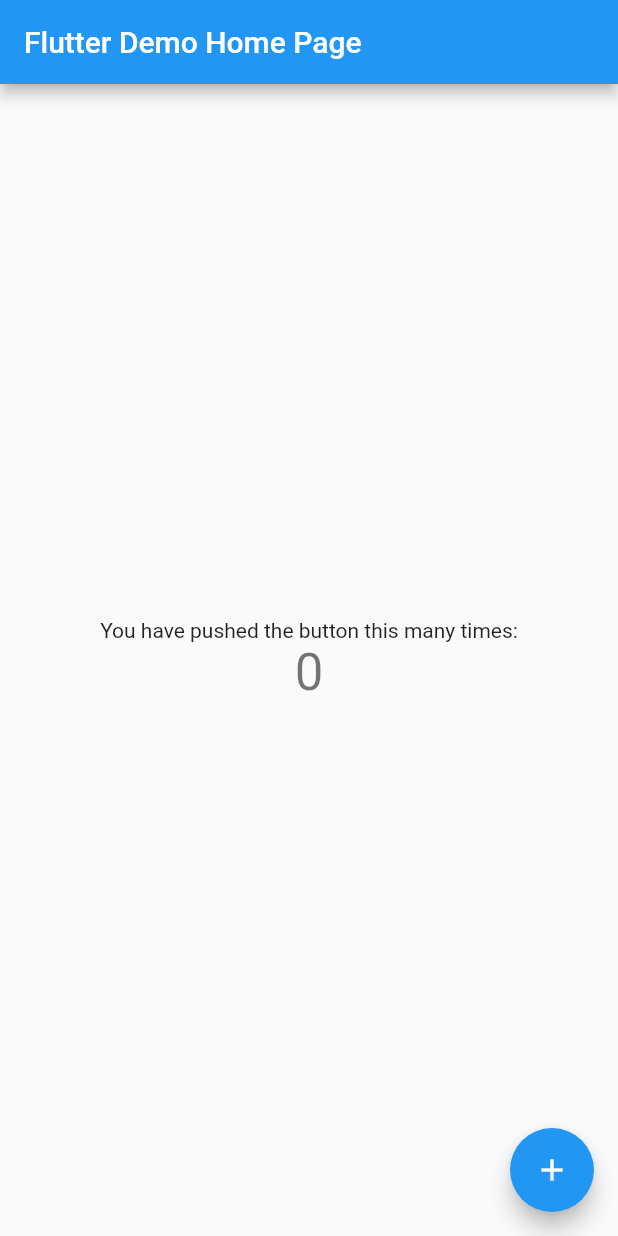
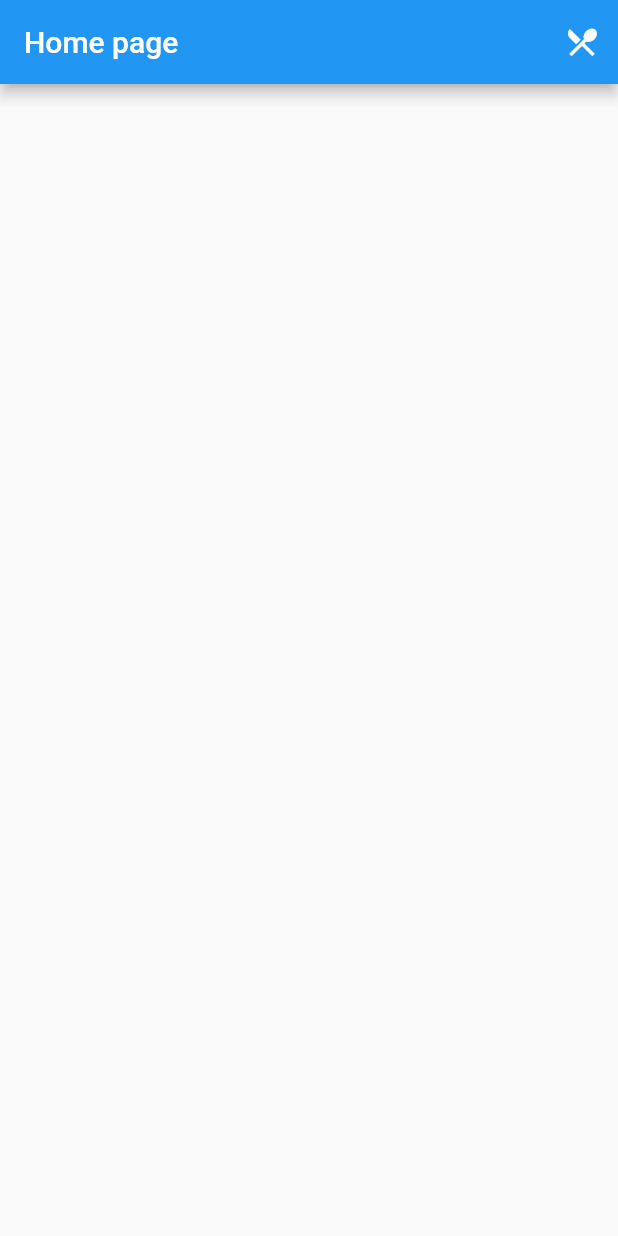
Before and after one commit to GabrielVasco13/flutter_primeiro_projeto, a Flutter app: the screen it shows after launch, on a phone screen of 412 x 824 dp. Run offline on Flutter 3.47's test engine with Material 2 defaults, Android fonts, the phone set to English and light mode, and no system bars.

Commit message:
Adicionando o popup menu

```diff
--- a/lib/main.dart
+++ b/lib/main.dart
@@ -1,4 +1,6 @@
 import 'package:flutter/material.dart';
+import 'package:flutter_primeiro_projeto/pages/home/container/container_page.dart';
+import 'package:flutter_primeiro_projeto/pages/home/home_page.dart';
 
 void main() {
   runApp(const MyApp());
@@ -7,109 +9,18 @@ void main() {
 class MyApp extends StatelessWidget {
   const MyApp({super.key});
 
-  // This widget is the root of your application.
   @override
   Widget build(BuildContext context) {
     return MaterialApp(
       title: 'Flutter Demo',
+      debugShowCheckedModeBanner: false,
       theme: ThemeData(
-        // This is the theme of your application.
-        //
-        // Try running your application with "flutter run". You'll see the
-        // application has a blue toolbar. Then, without quitting the app, try
-        // changing the primarySwatch below to Colors.green and then invoke
-        // "hot reload" (press "r" in the console where you ran "flutter run",
-        // or simply save your changes to "hot reload" in a Flutter IDE).
-        // Notice that the counter didn't reset back to zero; the application
-        // is not restarted.
         primarySwatch: Colors.blue,
       ),
-      home: const MyHomePage(title: 'Flutter Demo Home Page'),
+      routes: {
+        '/': (_) => HomePage(),
+        '/container': (_) => ContainerPage(),
+      },
     );
   }
 }
-
-class MyHomePage extends StatefulWidget {
-  const MyHomePage({super.key, required this.title});
-
-  // This widget is the home page of your application. It is stateful, meaning
-  // that it has a State object (defined below) that contains fields that affect
-  // how it looks.
-
-  // This class is the configuration for the state. It holds the values (in this
-  // case the title) provided by the parent (in this case the App widget) and
-  // used by the build method of the State. Fields in a Widget subclass are
-  // always marked "final".
-
-  final String title;
-
-  @override
-  State<MyHomePage> createState() => _MyHomePageState();
-}
-
-class _MyHomePageState extends State<MyHomePage> {
-  int _counter = 0;
-
-  void _incrementCounter() {
-    setState(() {
-      // This call to setState tells the Flutter framework that something has
-      // changed in this State, which causes it to rerun the build method below
-      // so that the display can reflect the updated values. If we changed
-      // _counter without calling setState(), then the build method would not be
-      // called again, and so nothing would appear to happen.
-      _counter++;
-    });
-  }
-
-  @override
-  Widget build(BuildContext context) {
-    // This method is rerun every time setState is called, for instance as done
-    // by the _incrementCounter method above.
-    //
-    // The Flutter framework has been optimized to make rerunning build methods
-    // fast, so that you can just rebuild anything that needs updating rather
-    // than having to individually change instances of widgets.
-    return Scaffold(
-      appBar: AppBar(
-        // Here we take the value from the MyHomePage object that was created by
-        // the App.build method, and use it to set our appbar title.
-        title: Text(widget.title),
-      ),
-      body: Center(
-        // Center is a layout widget. It takes a single child and positions it
-        // in the middle of the parent.
-        child: Column(
-          // Column is also a layout widget. It takes a list of children and
-          // arranges them vertically. By default, it sizes itself to fit its
-          // children horizontally, and tries to be as tall as its parent.
-          //
-          // Invoke "debug painting" (press "p" in the console, choose the
-          // "Toggle Debug Paint" action from the Flutter Inspector in Android
-          // Studio, or the "Toggle Debug Paint" command in Visual Studio Code)
-          // to see the wireframe for each widget.
-          //
-          // Column has various properties to control how it sizes itself and
-          // how it positions its children. Here we use mainAxisAlignment to
-          // center the children vertically; the main axis here is the vertical
-          // axis because Columns are vertical (the cross axis would be
-          // horizontal).
-          mainAxisAlignment: MainAxisAlignment.center,
-          children: <Widget>[
-            const Text(
-              'You have pushed the button this many times:',
-            ),
-            Text(
-              '$_counter',
-              style: Theme.of(context).textTheme.headline4,
-            ),
-          ],
-        ),
-      ),
-      floatingActionButton: FloatingActionButton(
-        onPressed: _incrementCounter,
-        tooltip: 'Increment',
-        child: const Icon(Icons.add),
-      ), // This trailing comma makes auto-formatting nicer for build methods.
-    );
-  }
-}
--- /dev/null
+++ b/lib/pages/home/home_page.dart
@@ -0,0 +1,39 @@
+// ignore_for_file: prefer_const_constructors
+
+import 'package:flutter/material.dart';
+
+enum PopupMenuPages { container }
+
+class HomePage extends StatelessWidget {
+  const HomePage({Key? key}) : super(key: key);
+
+  @override
+  Widget build(BuildContext context) {
+    return Scaffold(
+      appBar: AppBar(
+        title: const Text('Home page'),
+        actions: [
+          PopupMenuButton<PopupMenuPages>(
+            icon: Icon(Icons.restaurant_menu),
+            tooltip: 'Selecione o seu restaurante',
+            onSelected: (PopupMenuPages valueSelected) {
+              switch (valueSelected) {
+                case PopupMenuPages.container:
+                  Navigator.of(context).pushNamed('/container');
+                  break;
+              }
+            },
+            itemBuilder: (BuildContext context) {
+            return <PopupMenuItem<PopupMenuPages>>[
+              PopupMenuItem<PopupMenuPages>(
+                value: PopupMenuPages.container,
+                child: Text('Container'),
+              )
+            ];
+          })
+        ],
+      ),
+      body: Container(),
+    );
+  }
+}
```
Also changed, not shown: lib/pages/home/container/container_page.dart (added, +35 -0 lines), 1 other file.
